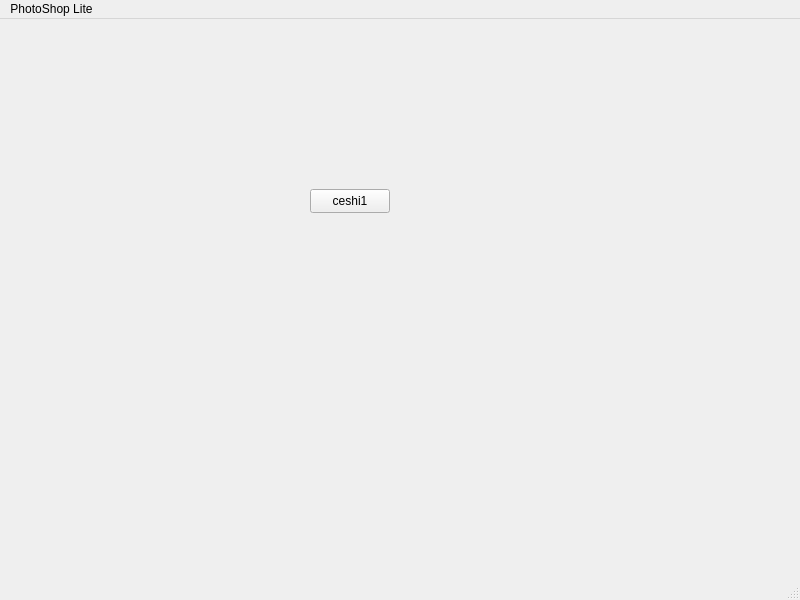
First picture: the form in mainwindow.ui, repository Saturday-365/PhotoShop-Lite, before the edit.
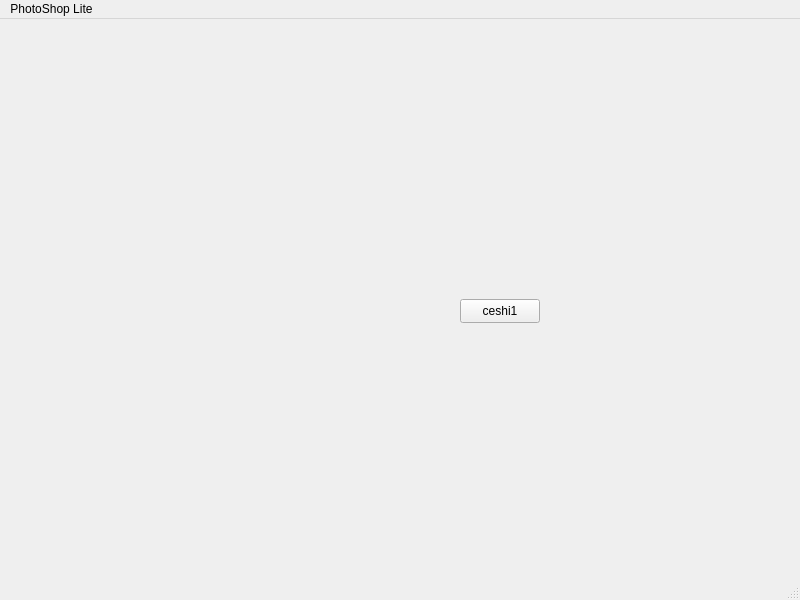
Second picture: the form after the edit.

What changed in the file:
```diff
--- a/mainwindow.ui
+++ b/mainwindow.ui
@@ -17,8 +17,8 @@
    <widget class="QPushButton" name="pushButton">
     <property name="geometry">
      <rect>
-      <x>310</x>
-      <y>170</y>
+      <x>460</x>
+      <y>280</y>
       <width>80</width>
       <height>24</height>
      </rect>
```
